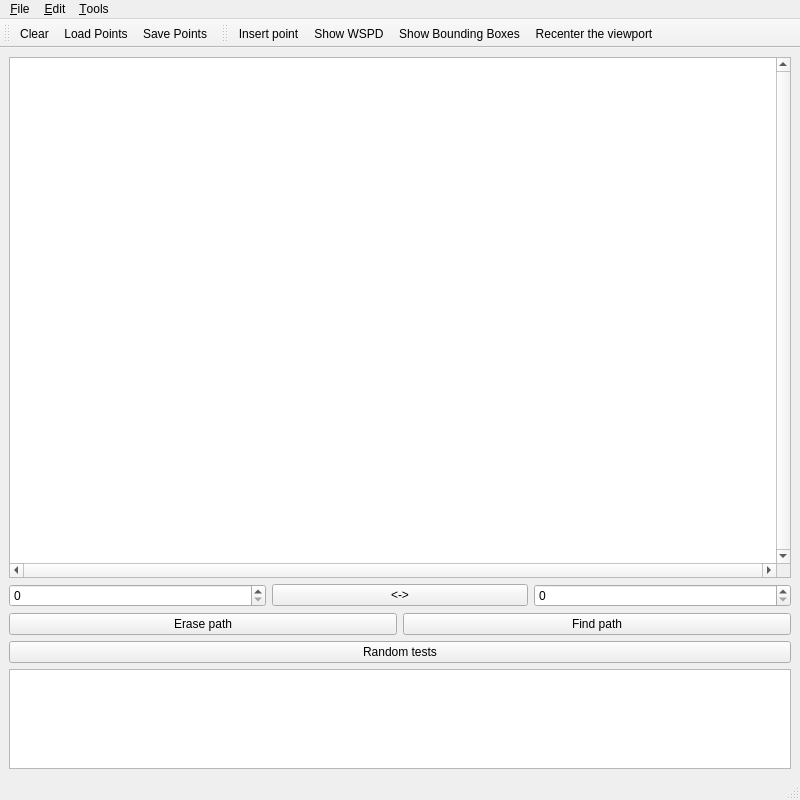
First picture: the form in mainwindow.ui, repository freud14/local-routing-wspd, before the edit.
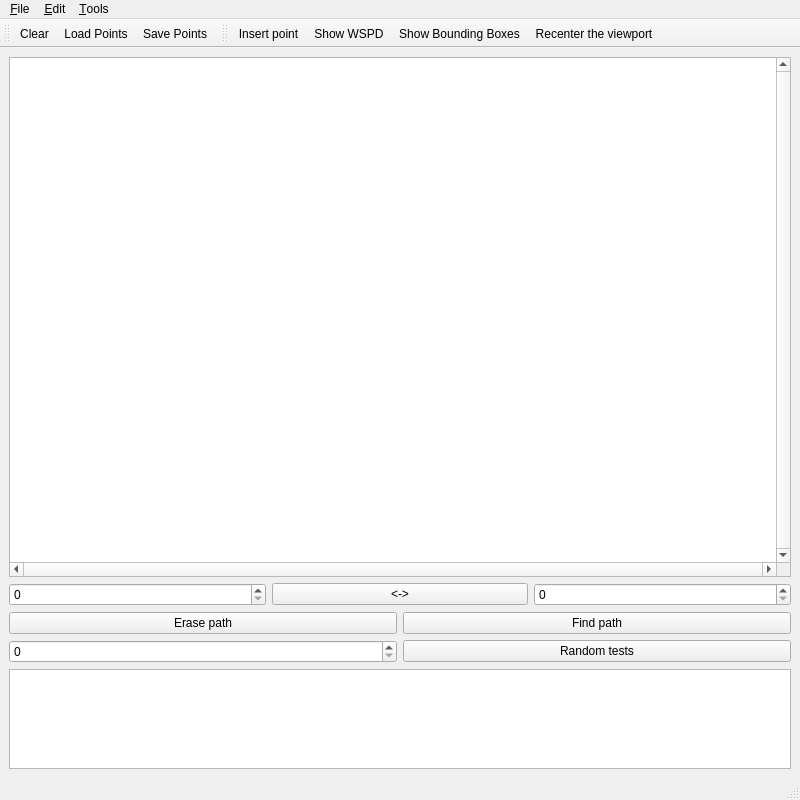
Second picture: the form after the edit. Icons and pictures are not drawn.

The edit to the form file:
```diff
--- a/mainwindow.ui
+++ b/mainwindow.ui
@@ -71,11 +71,18 @@
      </layout>
     </item>
     <item row="3" column="0">
+     <layout class="QHBoxLayout">
+      <item>
+       <widget class="QSpinBox" name="numberPointsTests"/>
+      </item>
+      <item>
      <widget class="QPushButton" name="randomTestsButton">
       <property name="text">
        <string>Random tests</string>
       </property>
      </widget>
+      </item>
+     </layout>
     </item>
     <item row="4" column="0">
      <widget class="QTextEdit" name="results">
```
Lines whose indentation alone changed are shown as unchanged.
